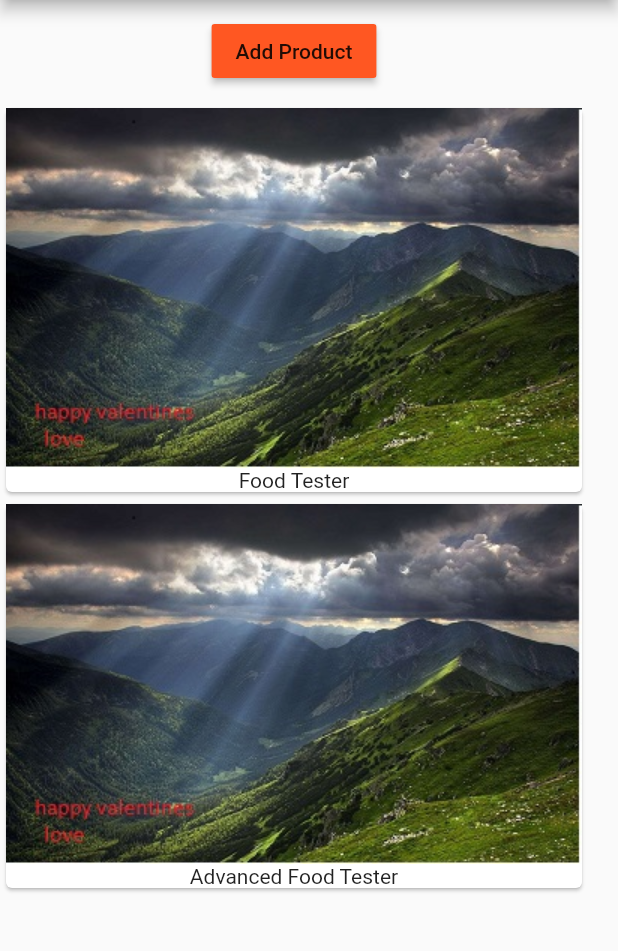
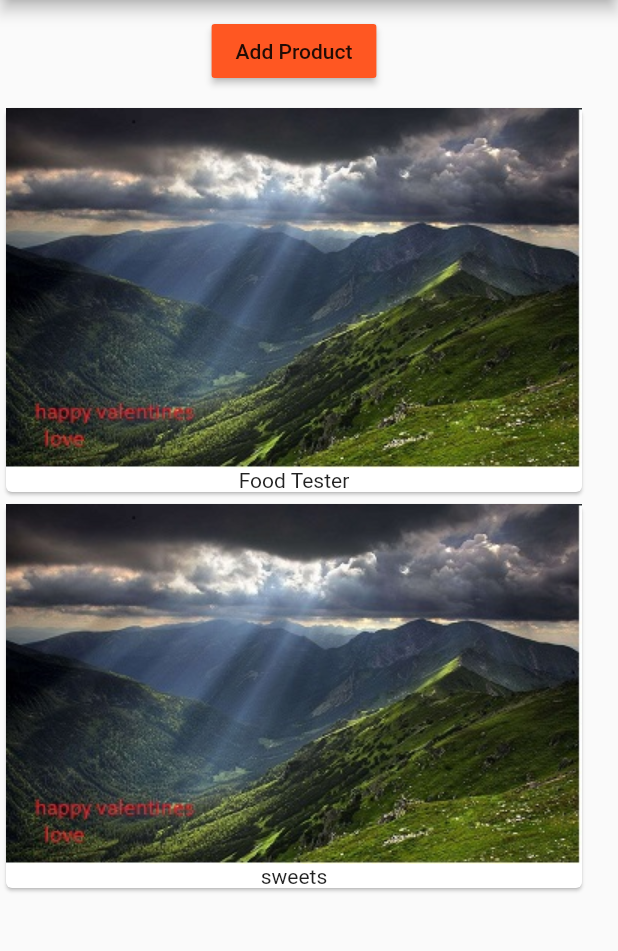
Before and after one commit to EustaceMwai/Products, a Flutter app: the screen it shows after launch, after a tap on "Add Product", on a phone screen of 412 x 824 dp, the part 84-1035 px from its top. Run offline on Flutter 3.47's test engine with Material 2 defaults, Android fonts, the phone set to English and light mode, and no system bars.

Commit message:
3rd commit

```diff
--- a/lib/main.dart
+++ b/lib/main.dart
@@ -5,20 +5,16 @@ import './products_manager.dart';
 void main() => runApp(MyApp());
 
 class MyApp extends StatelessWidget {
-
-
   @override
   Widget build(BuildContext context) {
     return MaterialApp(
       theme: ThemeData(
-        primarySwatch: Colors.deepOrange,
-        accentColor: Colors.deepPurple
-      ),
+          primarySwatch: Colors.deepOrange, accentColor: Colors.deepPurple),
       home: Scaffold(
-          appBar: AppBar(
-            title: Text('Eustero List'),
-          ),
-          body: ProductManager('Food Tester'),
+        appBar: AppBar(
+          title: Text('Eustero List'),
+        ),
+        body: ProductManager(startingProduct: 'Food Tester'),
       ),
     );
   }
--- /dev/null
+++ b/lib/product_control.dart
@@ -0,0 +1,19 @@
+import 'package:flutter/material.dart';
+
+class ProductControl extends StatelessWidget {
+  final Function addProduct;
+
+  ProductControl(this.addProduct);
+
+  @override
+  Widget build(BuildContext context) {
+    // TODO: implement build
+    return RaisedButton(
+      onPressed: () {
+        addProduct('sweets');
+      },
+      child: Text('Add Product'),
+      color: Theme.of(context).primaryColor,
+    );
+  }
+}
--- a/lib/products.dart
+++ b/lib/products.dart
@@ -1,9 +1,8 @@
 import 'package:flutter/material.dart';
 
-class Products extends StatelessWidget{
-
-  final List<String>products;
-   Products(this.products);
+class Products extends StatelessWidget {
+  final List<String> products;
+  Products([this.products = const []]);
 
   @override
   Widget build(BuildContext context) {
@@ -12,14 +11,11 @@ class Products extends StatelessWidget{
       children: products
           .map(
             (element) => Card(
-          child: Column(
-            children: <Widget>[
-              Image.asset('assets/A2.jpg'),
-              Text(element)
-            ],
-          ),
-        ),
-      )
+              child: Column(
+                children: <Widget>[Image.asset('assets/A2.jpg'), Text(element)],
+              ),
+            ),
+          )
           .toList(),
     );
   }
--- a/lib/products_manager.dart
+++ b/lib/products_manager.dart
@@ -1,14 +1,12 @@
+import 'package:eustace/product_control.dart';
 import 'package:flutter/material.dart';
 
 import './products.dart';
 
-
-
-class ProductManager extends StatefulWidget{
-
+class ProductManager extends StatefulWidget {
   final String startingProduct;
 
-  ProductManager(this.startingProduct);
+  ProductManager({this.startingProduct = 'Sweets Tester'});
 
   @override
   State<StatefulWidget> createState() {
@@ -17,9 +15,7 @@ class ProductManager extends StatefulWidget{
   }
 }
 
-class _ProductManagerState extends State<ProductManager>{
-
-
+class _ProductManagerState extends State<ProductManager> {
   List<String> _products = [];
 
   @override
@@ -28,24 +24,21 @@ class _ProductManagerState extends State<ProductManager>{
     super.initState();
   }
 
+  void _addProduct(String product) {
+    setState(() {
+      _products.add(product);
+    });
+  }
 
   @override
   Widget build(BuildContext context) {
     // TODO: implement build
-    return Column(children: <Widget>[Container(
-    margin: EdgeInsets.all(10.0),
-    child: RaisedButton(
-    onPressed: () {
-    setState(() {
-    _products.add('Advanced Food Tester');
-    });
-    },
-    child: Text('Add Product'),
-      color: Theme.of(context).primaryColor,
-    ),
-    ),
+    return Column(children: <Widget>[
+      Container(
+        margin: EdgeInsets.all(10.0),
+        child: ProductControl(_addProduct),
+      ),
       Products(_products)
-    ]
-    );
+    ]);
   }
 }
```
